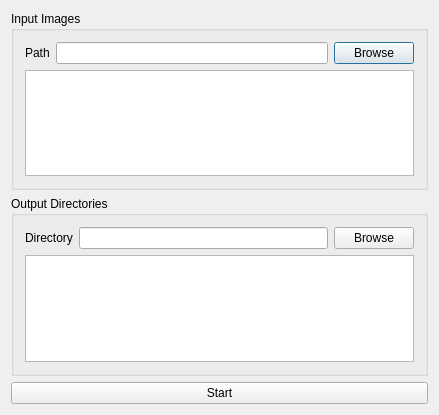
Above: 16bit_to_8bit/maindialog.ui from chenguanzhou/GeoToolkitsGUI before the change. Below: the same form after it.
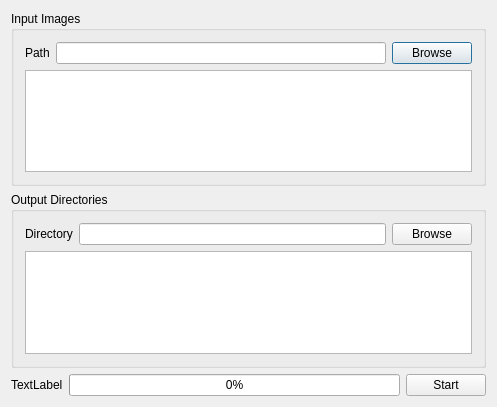
That is the form after the change.

```diff
--- a/16bit_to_8bit/maindialog.ui
+++ b/16bit_to_8bit/maindialog.ui
@@ -6,13 +6,16 @@
    <rect>
     <x>0</x>
     <y>0</y>
-    <width>439</width>
-    <height>415</height>
+    <width>497</width>
+    <height>407</height>
    </rect>
   </property>
   <property name="windowTitle">
    <string>MainDialog</string>
   </property>
+  <property name="styleSheet">
+   <string notr="true"/>
+  </property>
   <layout class="QVBoxLayout" name="verticalLayout_3">
    <item>
     <widget class="QGroupBox" name="groupBox">
@@ -85,11 +88,35 @@
     </widget>
    </item>
    <item>
+    <layout class="QHBoxLayout" name="horizontalLayout_3">
+     <item>
+      <widget class="QLabel" name="labelProgress">
+       <property name="text">
+        <string>TextLabel</string>
+       </property>
+      </widget>
+     </item>
+     <item>
+      <widget class="QProgressBar" name="progressBar">
+       <property name="minimum">
+        <number>0</number>
+       </property>
+       <property name="maximum">
+        <number>100</number>
+       </property>
+       <property name="value">
+        <number>0</number>
+       </property>
+      </widget>
+     </item>
+     <item>
     <widget class="QPushButton" name="pushButtonStart">
      <property name="text">
       <string>Start</string>
      </property>
     </widget>
+     </item>
+    </layout>
    </item>
   </layout>
  </widget>
```
Left out of the diff: 6 changed lines with no effect on the pictures. Lines whose indentation alone changed are shown as unchanged.
